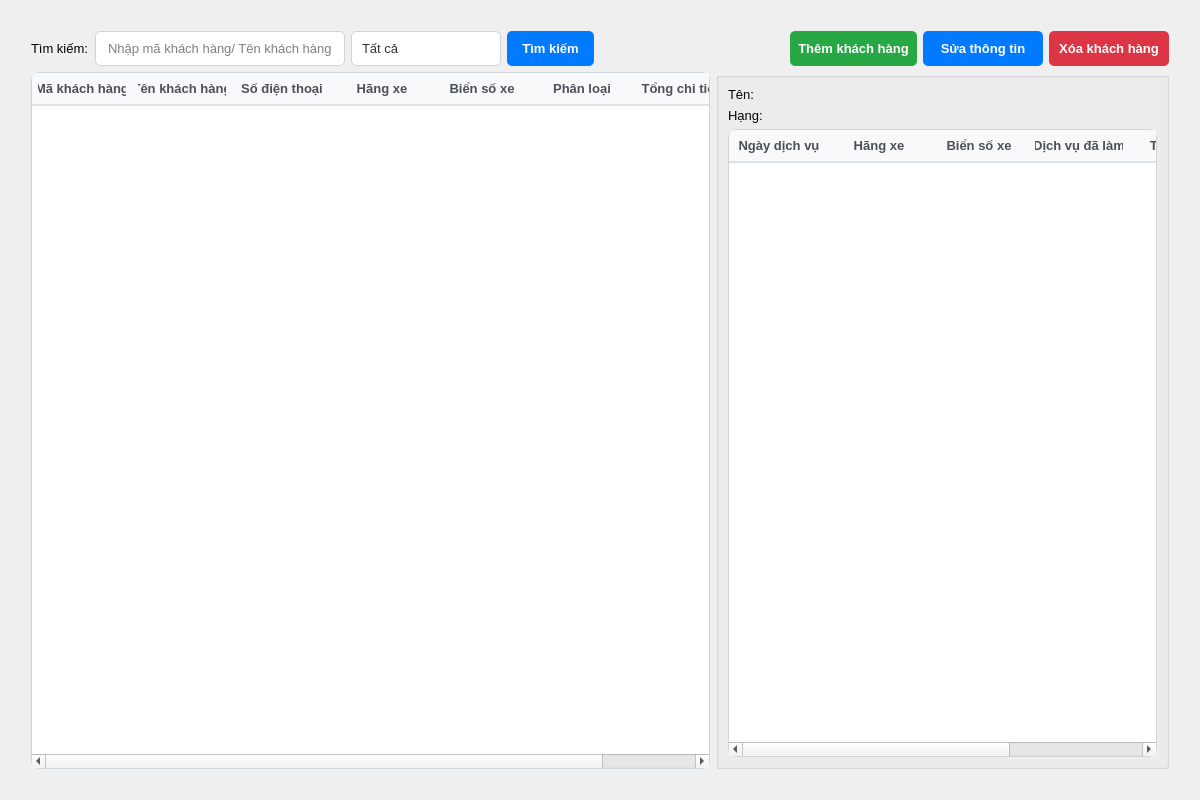
Old version of the form ui/designer_files/qlkhachhang.ui in the repository phamduy-hung/xaydungphanmemquanlydichvuchamsocxeoto.
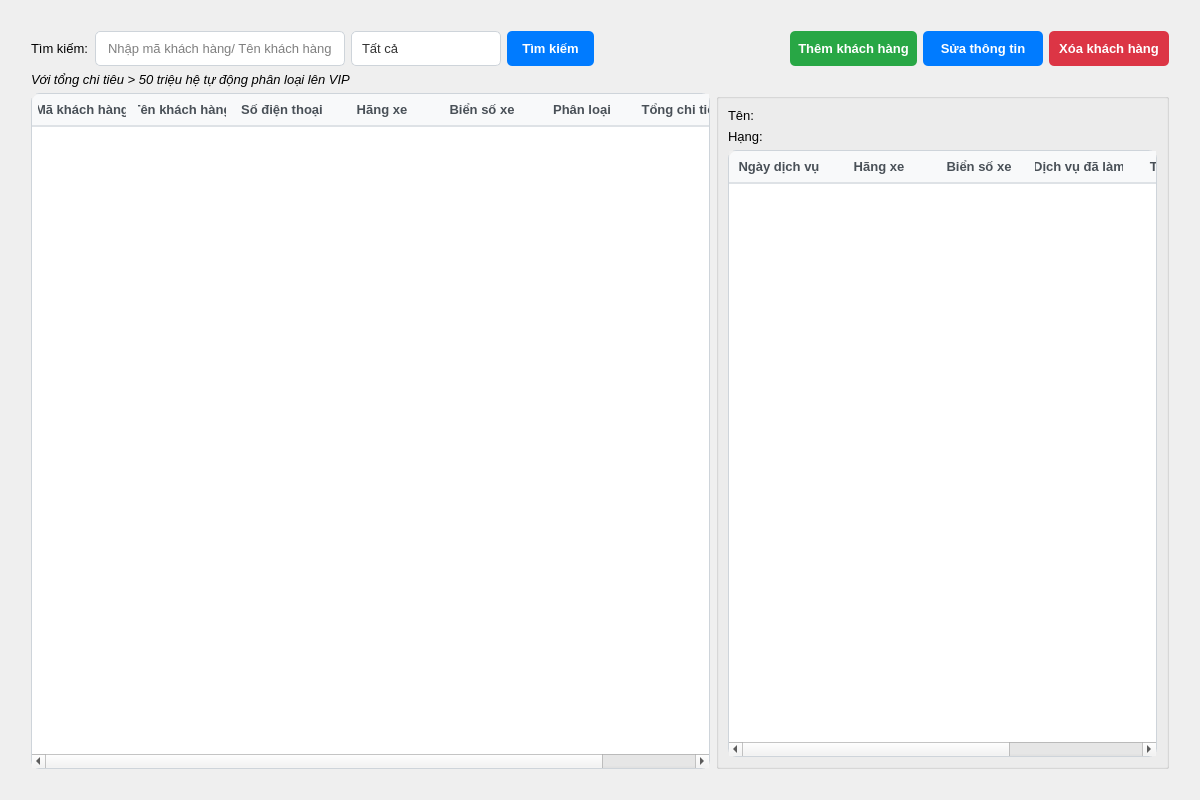
New version of the form. Icons and pictures are not drawn.

Diff of the .ui file:
```diff
--- a/ui/designer_files/qlkhachhang.ui
+++ b/ui/designer_files/qlkhachhang.ui
@@ -285,6 +285,18 @@
        </item>
       </layout>
      </item>
+     <item>
+      <widget class="QLabel" name="label_4">
+       <property name="font">
+        <font>
+         <italic>true</italic>
+        </font>
+       </property>
+       <property name="text">
+        <string>Với tổng chi tiêu &gt; 50 triệu hệ tự động phân loại lên VIP </string>
+       </property>
+      </widget>
+     </item>
      <item>
       <layout class="QHBoxLayout" name="horizontalLayout_2" stretch="6,4">
        <item>
```
